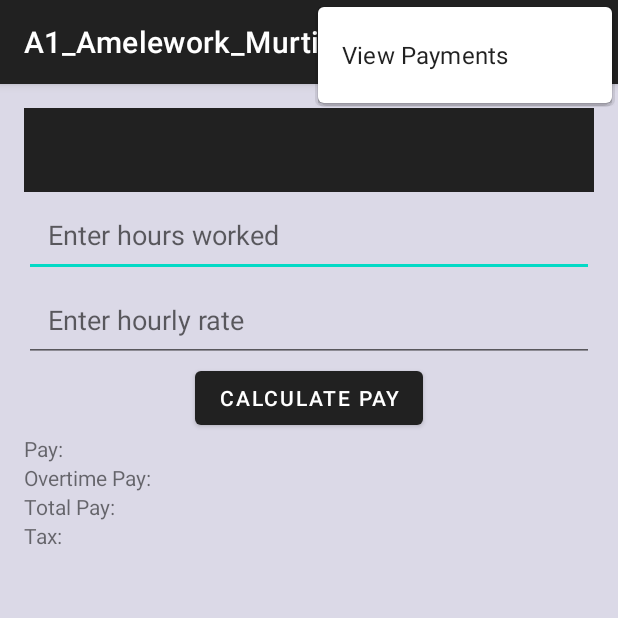
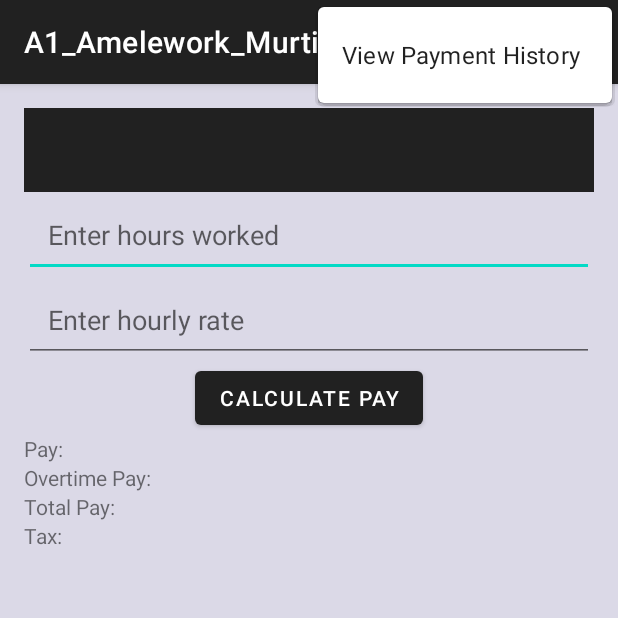
Before and after one commit to AmeleworkMurti/COMP3074-MobAppDev-, an Android app: the screen it shows after launch (MainActivity), with the options menu open, on a phone screen of 412 x 824 dp, the top half of it. Run offline under Robolectric (Android 15) with nearby library versions, the phone set to English and light mode, and no system bars; 1 statement that could not run was skipped.

Commit message:
updated main menu xml

```diff
--- a/app/src/main/res/menu/main_menu.xml
+++ b/app/src/main/res/menu/main_menu.xml
@@ -5,7 +5,7 @@
     <!-- Menu item that opens DetailActivity -->
     <item
         android:id="@+id/action_details"
-        android:title="View Payments"
+        android:title="View Payment History"
         android:orderInCategory="100"
         app:showAsAction="never" />
 
```
